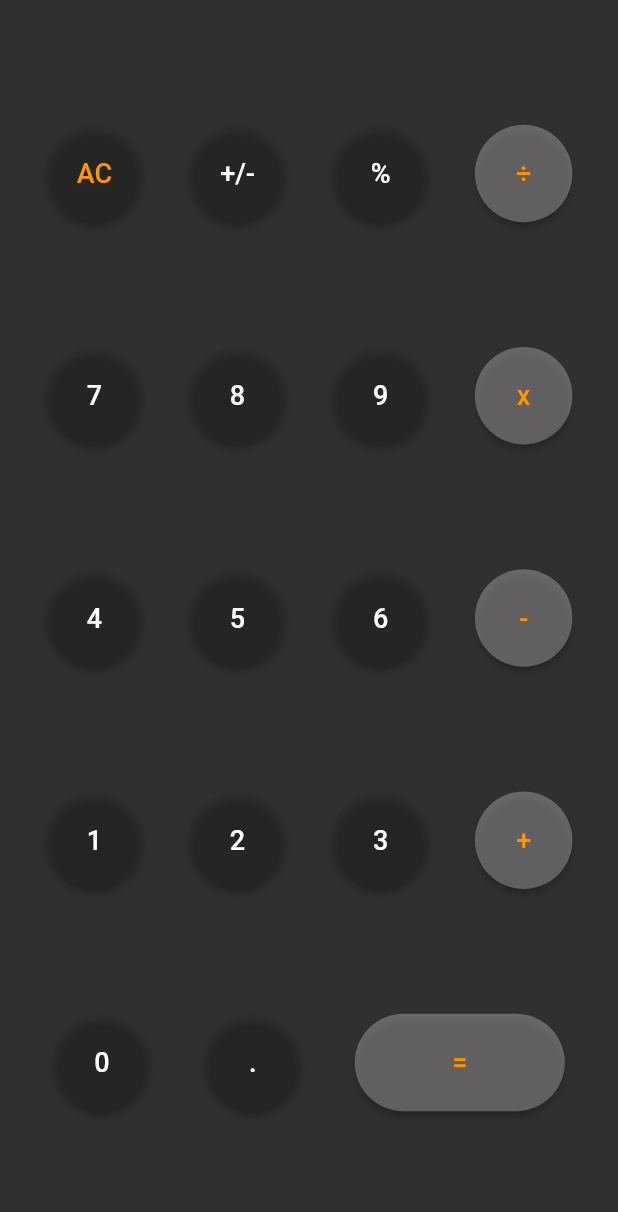
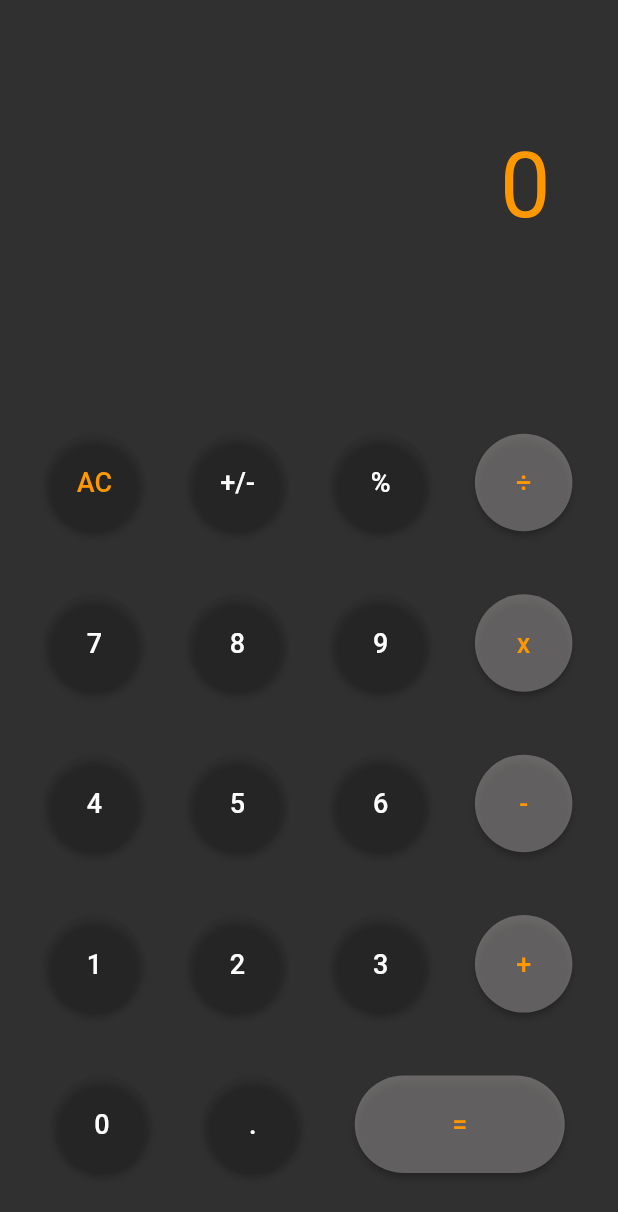
Before and after one commit to evguevarra/calculator, a Flutter app: the screen it shows after launch, on a phone screen of 412 x 824 dp. Shown: the top 1212 px of the screen. Run offline on Flutter 3.47's test engine with Material 2 defaults, Android fonts, the phone set to English and light mode, and no system bars.

Commit message:
value text added

```diff
--- a/calculator_app/lib/screens/home_page.dart
+++ b/calculator_app/lib/screens/home_page.dart
@@ -1,3 +1,4 @@
+import 'package:calculator_app/widgets/value_text.dart';
 import 'package:flutter/material.dart';
 import 'package:calculator_app/widgets/calcu_buttons.dart';
 
@@ -17,11 +18,23 @@ class _MyHomePageState extends State<MyHomePage> {
   final Color buttonColor = const Color(0x2E2E2E2E);
   final Color textFunctionColor = const Color(0xFFFF9800);
   final Color textNormalColor = Colors.white;
+  int value = 0;
 
   @override
   Widget build(BuildContext context) {
     return Scaffold(
       body: Column(
+        children: [
+          SizedBox(
+            height: MediaQuery.of(context).size.height * 0.30,
+            width: MediaQuery.of(context).size.width,
+            child:
+                ValueText(value: value, textFunctionColor: textFunctionColor),
+          ),
+          SizedBox(
+            height: MediaQuery.of(context).size.height * 0.70,
+            width: MediaQuery.of(context).size.width,
+            child: Column(
               mainAxisAlignment: MainAxisAlignment.spaceEvenly,
               children: <Widget>[
                 Row(
@@ -170,6 +183,9 @@ class _MyHomePageState extends State<MyHomePage> {
                 ),
               ],
             ),
+          ),
+        ],
+      ),
     );
   }
 }
--- /dev/null
+++ b/calculator_app/lib/widgets/value_text.dart
@@ -0,0 +1,32 @@
+import 'package:flutter/material.dart';
+
+class ValueText extends StatelessWidget {
+  const ValueText({
+    Key? key,
+    required this.value,
+    required this.textFunctionColor,
+  }) : super(key: key);
+
+  final int value;
+  final Color textFunctionColor;
+
+  @override
+  Widget build(BuildContext context) {
+    return Padding(
+      padding: const EdgeInsets.only(right: 45.0),
+      child: Column(
+        mainAxisAlignment: MainAxisAlignment.center,
+        crossAxisAlignment: CrossAxisAlignment.end,
+        children: [
+          Text(
+            value.toString(),
+            style: TextStyle(
+              fontSize: 60,
+              color: textFunctionColor,
+            ),
+          ),
+        ],
+      ),
+    );
+  }
+}
```
Lines whose indentation alone changed are shown as unchanged.
